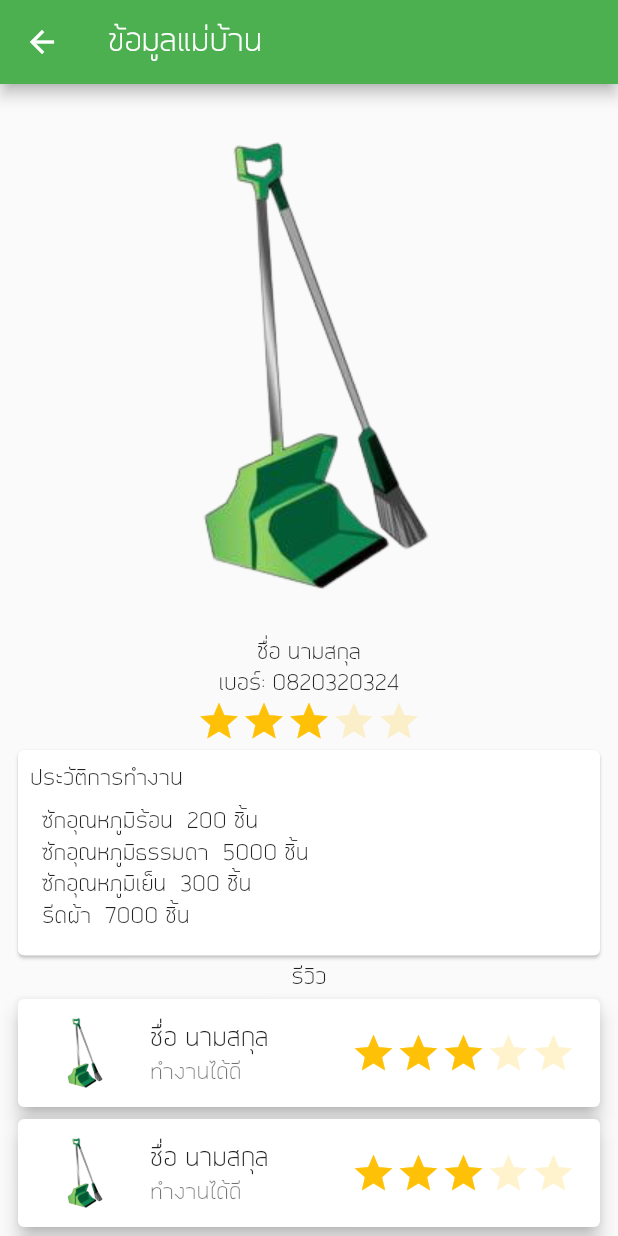
After one commit to ReemWSW/MaidService, a Flutter app: the WashMaidInfo screen opened directly, on a phone screen of 412 x 824 dp. The commit adds this screen. Run offline on Flutter 3.47's test engine with Material 2 defaults, Android fonts, the phone set to English and light mode, and no system bars; drawn by our look-alikes of flutter_rating_bar; our stand-ins replace date_time_picker, get.

Commit message:
create maid info page

```diff
--- a/lib/pages/wash/wash_maid.dart
+++ b/lib/pages/wash/wash_maid.dart
@@ -2,9 +2,16 @@ import 'package:flutter/material.dart';
 
 import 'package:flutter_rating_bar/flutter_rating_bar.dart';
 
-class WashMaidPage extends StatelessWidget {
+import 'wash_maid_info.dart';
+
+class WashMaidPage extends StatefulWidget {
   const WashMaidPage({Key key}) : super(key: key);
 
+  @override
+  State<WashMaidPage> createState() => _WashMaidPageState();
+}
+
+class _WashMaidPageState extends State<WashMaidPage> {
   @override
   Widget build(BuildContext context) {
     return Scaffold(
@@ -15,61 +22,8 @@ class WashMaidPage extends StatelessWidget {
         itemCount: 7,
         itemBuilder: (BuildContext context, int index) {
           return cardMaid();
-            })
-        // Column(
-        //   children: [
-        //     Card(
-        //       child: Container(
-        //         height: 100,
-        //         color: Colors.white,
-        //         child: Row(
-        //           children: [
-        //             Center(
-        //               child: Padding(
-        //                 padding: const EdgeInsets.all(10),
-        //                 child: Expanded(
-        //                   child: Image.asset("assets/images/login.png"),
-        //                   flex: 2,
-        //                 ),
-        //               ),
-        //             ),
-        //             Expanded(
-        //               child: Container(
-        //                 alignment: Alignment.topLeft,
-        //                 child: Column(
-        //                   crossAxisAlignment: CrossAxisAlignment.start,
-        //                   children: [
-        //                     const Expanded(
-        //                       flex: 5,
-        //                       child: ListTile(
-        //                         title: Text("ชื่อ นามสกุล"),
-        //                         subtitle: Text("0200031213"),
-        //                       ),
-        //                     ),
-        //                     RatingBarIndicator(
-        //                       rating: 3.0,
-        //                       itemBuilder: (context, index) => const Icon(
-        //                         Icons.star,
-        //                         color: Colors.amber,
-        //                       ),
-        //                       itemCount: 5,
-        //                       itemSize: 30.0,
-        //                       unratedColor: Colors.amber.withAlpha(50),
-        //                       direction: Axis.horizontal,
-        //                     ),
-        //                   ],
-        //                 ),
-        //               ),
-        //               flex: 8,
-        //             ),
-        //           ],
-        //         ),
-        //       ),
-        //       elevation: 8,
-        //       margin: const EdgeInsets.all(10),
-        //     ),
-        //   ],
-        // ),
+        },
+      ),
     );
   }
 
@@ -91,6 +45,10 @@ class WashMaidPage extends StatelessWidget {
           unratedColor: Colors.amber.withAlpha(50),
           direction: Axis.horizontal,
         ),
+        onTap: () => Navigator.push(
+          context,
+          MaterialPageRoute(builder: (context) => const WashMaidInfo()),
+        ),
       ),
     );
   }
--- /dev/null
+++ b/lib/pages/wash/wash_maid_info.dart
@@ -0,0 +1,86 @@
+import 'package:flutter/material.dart';
+import 'package:flutter_rating_bar/flutter_rating_bar.dart';
+
+class WashMaidInfo extends StatefulWidget {
+  const WashMaidInfo({Key key}) : super(key: key);
+
+  @override
+  State<WashMaidInfo> createState() => _WashMaidInfoState();
+}
+
+class _WashMaidInfoState extends State<WashMaidInfo> {
+  @override
+  Widget build(BuildContext context) {
+    return Scaffold(
+      appBar: AppBar(
+        title: const Text('ข้อมูลแม่บ้าน'),
+      ),
+      body: SingleChildScrollView(
+        child: Padding(
+          padding: const EdgeInsets.all(8.0),
+          child: Column(
+            children: <Widget>[
+              Image.asset('assets/images/login.png'),
+              const Text("ชื่อ นามสกุล"),
+              const Text("เบอร์: 0820320324"),
+              RatingBarIndicator(
+                rating: 3.0,
+                itemBuilder: (context, index) => const Icon(
+                  Icons.star,
+                  color: Colors.amber,
+                ),
+                itemCount: 5,
+                itemSize: 30.0,
+                unratedColor: Colors.amber.withAlpha(50),
+                direction: Axis.horizontal,
+              ),
+              SizedBox(
+                width: MediaQuery.of(context).size.width,
+                child: Card(
+                  child: Padding(
+                    padding: const EdgeInsets.all(8.0),
+                    child: Column(
+                      crossAxisAlignment: CrossAxisAlignment.start,
+                      children: const <Widget>[
+                        Text('ประวัติการทำงาน'),
+                        Padding(
+                          padding: EdgeInsets.all(8.0),
+                          child: Text(
+                              'ซักอุณหภูมิร้อน  200 ชิ้น\nซักอุณหภูมิธรรมดา  5000 ชิ้น\nซักอุณหภูมิเย็น  300 ชิ้น\nรีดผ้า  7000 ชิ้น'),
+                        ),
+                      ],
+                    ),
+                  ),
+                ),
+              ),
+              const Text('รีวิว'),
+              for (int i = 0; i < 3; i++) cardCustomer(context),
+            ],
+          ),
+        ),
+      ),
+    );
+  }
+
+  Card cardCustomer(BuildContext context) {
+    return Card(
+      elevation: 5,
+      child: ListTile(
+        leading: SizedBox(child: Image.asset('assets/images/login.png')),
+        title: const Text('ชื่อ นามสกุล'),
+        subtitle: const Text('ทำงานได้ดี '),
+        trailing: RatingBarIndicator(
+          rating: 3.0,
+          itemBuilder: (context, index) => const Icon(
+            Icons.star,
+            color: Colors.amber,
+          ),
+          itemCount: 5,
+          itemSize: 30.0,
+          unratedColor: Colors.amber.withAlpha(50),
+          direction: Axis.horizontal,
+        ),
+      ),
+    );
+  }
+}
```
Lines whose indentation alone changed are shown as unchanged.
